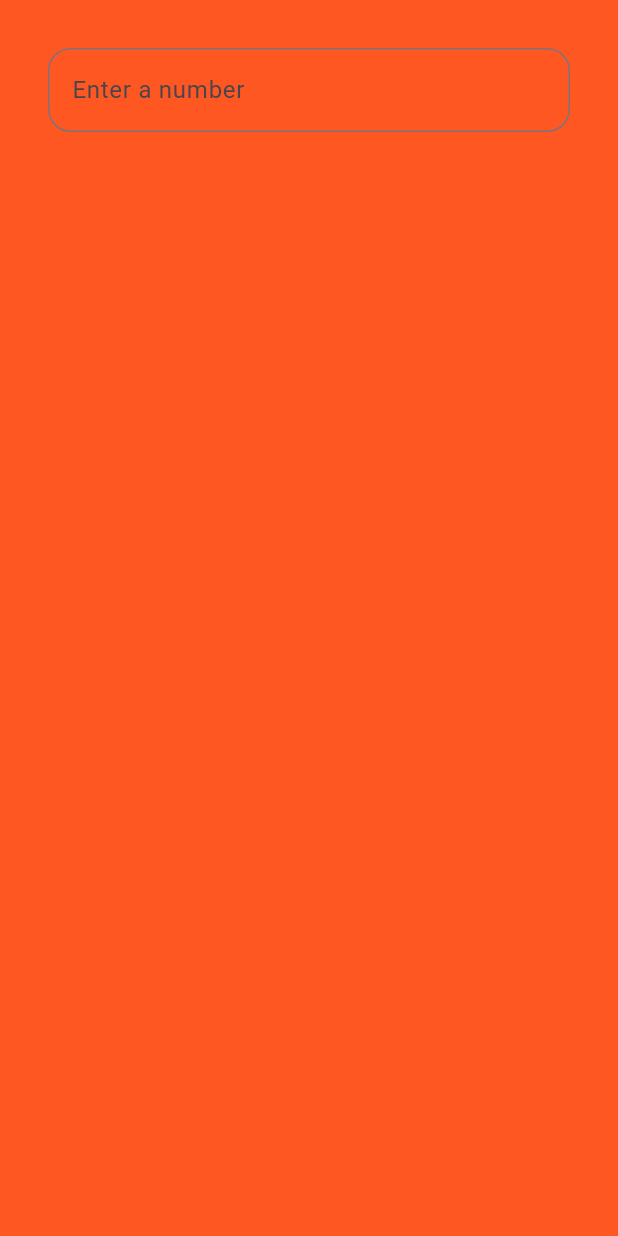
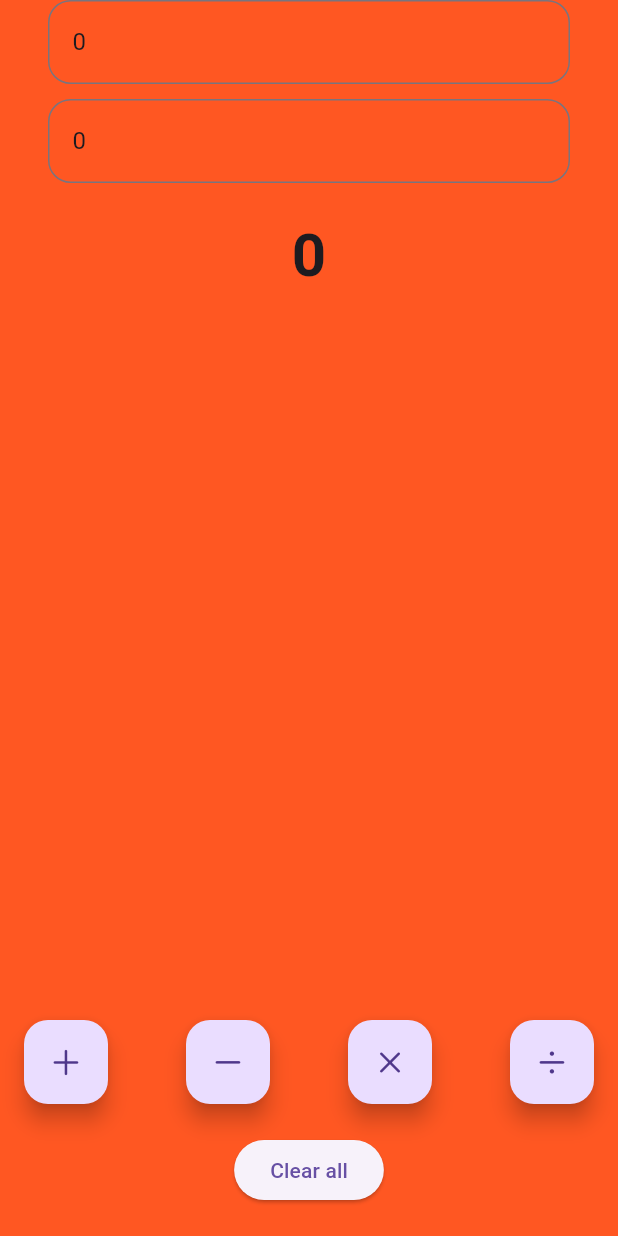
Before and after one commit to milanchauhan1803/flutter_demo_app, a Flutter app: the screen it shows after launch, on a phone screen of 412 x 824 dp. Run offline on Flutter 3.47's test engine with Material 3 defaults, Android fonts, the phone set to English and light mode, and no system bars.

Commit message:
Calculator code

```diff
--- a/lib/app/screens/calculator_view.dart
+++ b/lib/app/screens/calculator_view.dart
@@ -1,35 +1,136 @@
+import 'package:flutter/cupertino.dart';
 import 'package:flutter/material.dart';
 
 // ignore: use_key_in_widget_constructors
-class CalculatorView extends StatelessWidget {
+class CalculatorView extends StatefulWidget {
+  @override
+  State<CalculatorView> createState() => _CalculatorViewState();
+}
+
+class _CalculatorViewState extends State<CalculatorView> {
+  int x = 0;
+  int y = 0;
+  num z = 0;
+
+  TextEditingController firstValueController = TextEditingController();
+  TextEditingController secondValueController = TextEditingController();
+
+  @override
+  void initState() {
+    super.initState();
+    firstValueController.text = x.toString();
+    secondValueController.text = y.toString();
+  }
+
+  @override
+  void dispose() {
+    super.dispose();
+    firstValueController.dispose();
+    secondValueController.dispose();
+  }
+
   @override
   Widget build(BuildContext context) {
     return Column(
       children: [
-        Padding(
-          padding: const EdgeInsets.all(32.0),
-          child: TextFormField(
-            decoration: InputDecoration(
-              focusedBorder: OutlineInputBorder(
-                borderRadius: BorderRadius.all(Radius.circular(15)),
-                borderSide: BorderSide(color: Colors.black, width: 3),
+        calculatorDisplay(
+          context: context,
+          controller: firstValueController,
+          hintText: "Please first number value",
+        ),
+        SizedBox(height: 10),
+        calculatorDisplay(
+          context: context,
+          controller: secondValueController,
+          hintText: "Please second number value",
+        ),
+        SizedBox(height: 20),
+        Text(
+          z.toString(),
+          style: TextStyle(fontSize: 40, fontWeight: FontWeight.bold),
+        ),
+        Spacer(),
+        Container(
+          padding: EdgeInsets.symmetric(horizontal: 16, vertical: 20),
+          child: Column(
+            children: [
+              Row(
+                mainAxisAlignment: MainAxisAlignment.spaceBetween,
+                children: [
+                  FloatingActionButton(
+                    onPressed: () {
+                      setState(() {
+                        x = int.tryParse(firstValueController.text) ?? 0;
+                        y = int.tryParse(secondValueController.text) ?? 0;
+                        z = x + y;
+                      });
+                    },
+                    child: Icon(CupertinoIcons.add),
+                  ),
+                  FloatingActionButton(
+                    onPressed: () {
+                      setState(() {
+                        x = int.tryParse(firstValueController.text) ?? 0;
+                        y = int.tryParse(secondValueController.text) ?? 0;
+                        z = x - y;
+                      });
+                    },
+                    child: Icon(CupertinoIcons.minus),
+                  ),
+                  FloatingActionButton(
+                    onPressed: () {
+                      setState(() {
+                        x = int.tryParse(firstValueController.text) ?? 0;
+                        y = int.tryParse(secondValueController.text) ?? 0;
+                        z = x * y;
+                      });
+                    },
+                    child: Icon(CupertinoIcons.multiply),
+                  ),
+                  FloatingActionButton(
+                    onPressed: () {
+                      setState(() {
+                        x = int.tryParse(firstValueController.text) ?? 0;
+                        y =
+                            int.tryParse(secondValueController.text) ??
+                            1; // avoid divide by zero
+                        z = x / y;
+                      });
+                    },
+                    child: Icon(CupertinoIcons.divide),
+                  ),
+                ],
               ),
-              border: OutlineInputBorder(
-                borderRadius: BorderRadius.all(Radius.circular(15)),
-                borderSide: BorderSide(color: Colors.black),
+              SizedBox(height: 20),
+              ElevatedButton(
+                onPressed: () {
+                  setState(() {
+                    x = 0;
+                    y = 0;
+                    z = 0;
+
+                    firstValueController.clear();
+                    secondValueController.clear();
+                  });
+                },
+                child: Text("Clear all"),
               ),
-              hintText: "Enter a number",
-            ),
+            ],
           ),
         ),
       ],
     );
   }
 
-  Widget calculatorDisplay({required BuildContext context}) {
+  Widget calculatorDisplay({
+    required BuildContext context,
+    required TextEditingController controller,
+    required String hintText,
+  }) {
     return Padding(
-      padding: const EdgeInsets.all(32.0),
+      padding: const EdgeInsets.symmetric(horizontal: 32.0),
       child: TextFormField(
+        controller: controller,
         decoration: InputDecoration(
           focusedBorder: OutlineInputBorder(
             borderRadius: BorderRadius.all(Radius.circular(15)),
@@ -39,7 +140,7 @@ class CalculatorView extends StatelessWidget {
             borderRadius: BorderRadius.all(Radius.circular(15)),
             borderSide: BorderSide(color: Colors.black),
           ),
-          hintText: "Enter a number",
+          hintText: hintText.isEmpty ? "Enter a number" : hintText,
         ),
       ),
     );
--- a/lib/app/screens/home_view.dart
+++ b/lib/app/screens/home_view.dart
@@ -8,7 +8,7 @@ class HomeView extends StatelessWidget {
   Widget build(BuildContext context) {
     return Scaffold(
       backgroundColor: Colors.deepOrange,
-      body: SafeArea(child: CalculatorView()),
+      body: SafeArea(bottom: true, child: CalculatorView()),
     );
   }
 }
```
